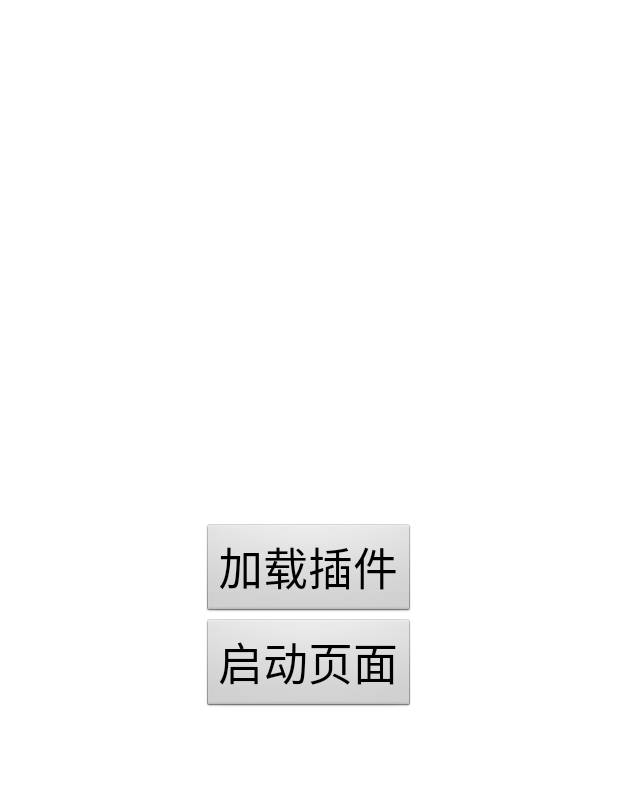
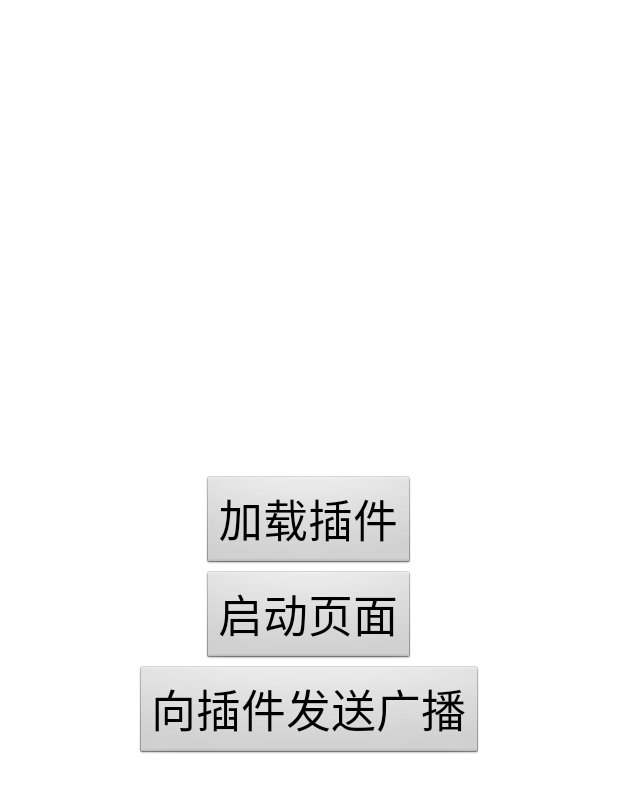
Before and after one commit to gxd523/PluginDemo, an Android app: the screen it shows after launch (MainActivity), on a phone screen of 412 x 824 dp. Shown: the top 793 px of the screen. Run offline under Robolectric (Android 15) with nearby library versions, the phone set to English and light mode, and no system bars.

Commit message:
feature:静态广播接收者

```diff
--- a/app/src/main/java/com/demo/sample/ProxyReceiver.java
+++ b/app/src/main/java/com/demo/sample/DynamicProxyReceiver.java
@@ -9,10 +9,10 @@ import com.demo.plugin.IProxyBroadcastReceiver;
 /**
  * Created by guoxiaodong on 2020-02-24 13:24
  */
-public class ProxyReceiver extends BroadcastReceiver {
+public class DynamicProxyReceiver extends BroadcastReceiver {
     private IProxyBroadcastReceiver pluginReceiver;
 
-    public ProxyReceiver(String className, Context context) {
+    public DynamicProxyReceiver(String className, Context context) {
         try {
             Class pluginReceiverClass = PluginManager.getInstance().getDexClassLoader().loadClass(className);
             pluginReceiver = (IProxyBroadcastReceiver) pluginReceiverClass.newInstance();
--- a/app/src/main/java/com/demo/sample/MainActivity.java
+++ b/app/src/main/java/com/demo/sample/MainActivity.java
@@ -1,7 +1,10 @@
 package com.demo.sample;
 
 import android.app.Activity;
+import android.content.BroadcastReceiver;
 import android.content.Context;
+import android.content.Intent;
+import android.content.IntentFilter;
 import android.content.pm.ActivityInfo;
 import android.os.Bundle;
 import android.util.Log;
@@ -17,6 +20,13 @@ public class MainActivity extends Activity {
     protected void onCreate(Bundle savedInstanceState) {
         super.onCreate(savedInstanceState);
         setContentView(R.layout.activity_main);
+
+        registerReceiver(new BroadcastReceiver() {
+            @Override
+            public void onReceive(Context context, Intent intent) {
+                Log.d("gxd", "MainActivity.onReceive-->" + intent.getAction());
+            }
+        }, new IntentFilter("com.demo.plugin.static.broadcast"));
     }
 
     public void onLoadPluginClick(View view) {
@@ -81,4 +91,8 @@ public class MainActivity extends Activity {
         Log.d("gxd", "启动插件Activity..." + className);
         ProxyActivity.startActivity(this, className);
     }
+
+    public void onSendBroadcastClick(View view) {
+        sendBroadcast(new Intent("com.demo.broadcast"));
+    }
 }
--- a/app/src/main/java/com/demo/sample/ProxyActivity.java
+++ b/app/src/main/java/com/demo/sample/ProxyActivity.java
@@ -68,7 +68,7 @@ public class ProxyActivity extends Activity {
         for (int i = 0; i < filter.countActions(); i++) {
             intentFilter.addAction(filter.getAction(i));
         }
-        return super.registerReceiver(new ProxyReceiver(receiver.getClass().getName(), this), filter);
+        return super.registerReceiver(new DynamicProxyReceiver(receiver.getClass().getName(), this), filter);
     }
 
     @Override
--- a/app/src/main/res/layout/activity_main.xml
+++ b/app/src/main/res/layout/activity_main.xml
@@ -19,4 +19,11 @@
         android:onClick="onLaunchPluginClick"
         android:text="启动页面"
         android:textSize="30sp" />
+
+    <Button
+        android:layout_width="wrap_content"
+        android:layout_height="wrap_content"
+        android:onClick="onSendBroadcastClick"
+        android:text="向插件发送广播"
+        android:textSize="30sp" />
 </LinearLayout>
--- a/plugin/src/main/AndroidManifest.xml
+++ b/plugin/src/main/AndroidManifest.xml
@@ -8,5 +8,10 @@
         <activity android:name=".AnotherPluginActivity" />
 
         <service android:name=".PluginService" />
+        <receiver android:name=".StaticPluginReceiver">
+            <intent-filter>
+                <action android:name="com.demo.broadcast" />
+            </intent-filter>
+        </receiver>
     </application>
 </manifest>
--- a/plugin/src/main/java/com/demo/plugin/sample/PluginActivity.java
+++ b/plugin/src/main/java/com/demo/plugin/sample/PluginActivity.java
@@ -9,6 +9,8 @@ import android.view.View;
 import com.demo.plugin.sample.base.BasePluginActivity;
 
 public class PluginActivity extends BasePluginActivity {
+    public static final String DYNAMIC_BROADCAST = "com.demo.plugin.dynamic.broadcast";
+
     @Override
     public void onProxyCreate(Bundle savedInstanceState) {
         setContentView(R.layout.activity_plugin);
@@ -33,7 +35,7 @@ public class PluginActivity extends BasePluginActivity {
             @Override
             public void onClick(View v) {
                 IntentFilter intentFilter = new IntentFilter();
-                intentFilter.addAction("com.demo.plugin.broadcast");
+                intentFilter.addAction(DYNAMIC_BROADCAST);
                 registerReceiver(new DynamicPluginReceiver(), intentFilter);
             }
         });
@@ -42,7 +44,7 @@ public class PluginActivity extends BasePluginActivity {
             @Override
             public void onClick(View v) {
                 Intent intent = new Intent();
-                intent.setAction("com.demo.plugin.broadcast");
+                intent.setAction(DYNAMIC_BROADCAST);
                 sendBroadcast(intent);
             }
         });
```
Also changed, not shown: app/src/main/java/com/demo/sample/PluginManager.java (+53 -0 lines), plugin/src/main/java/com/demo/plugin/sample/StaticPluginReceiver.java (added, +18 -0 lines).
